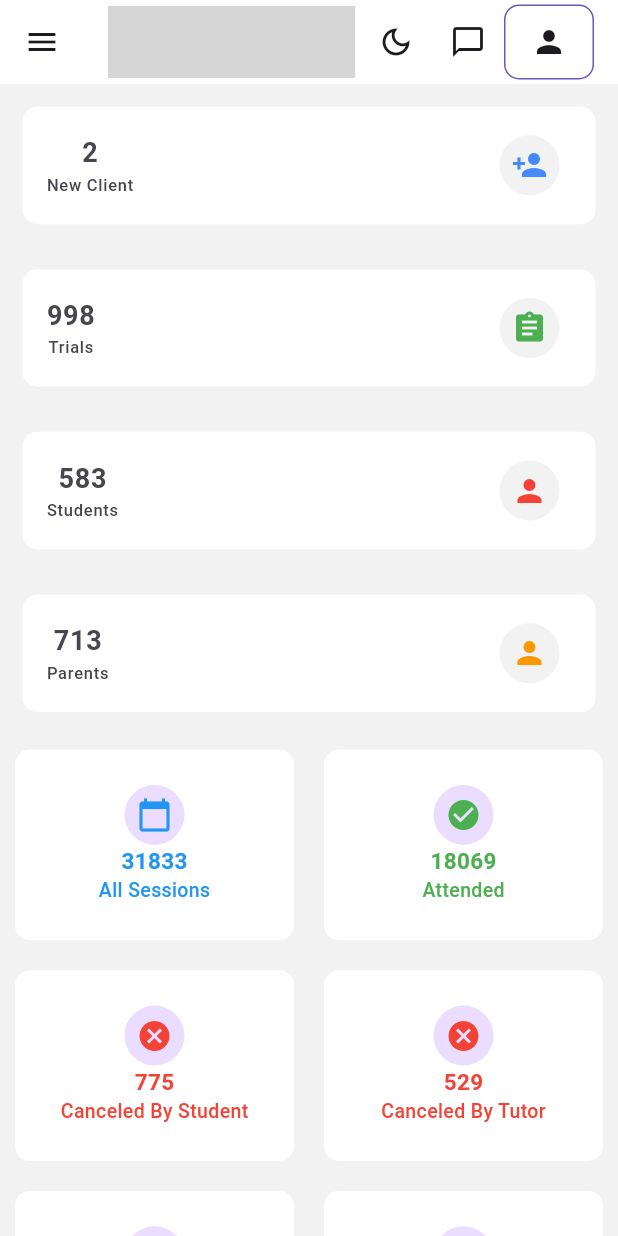
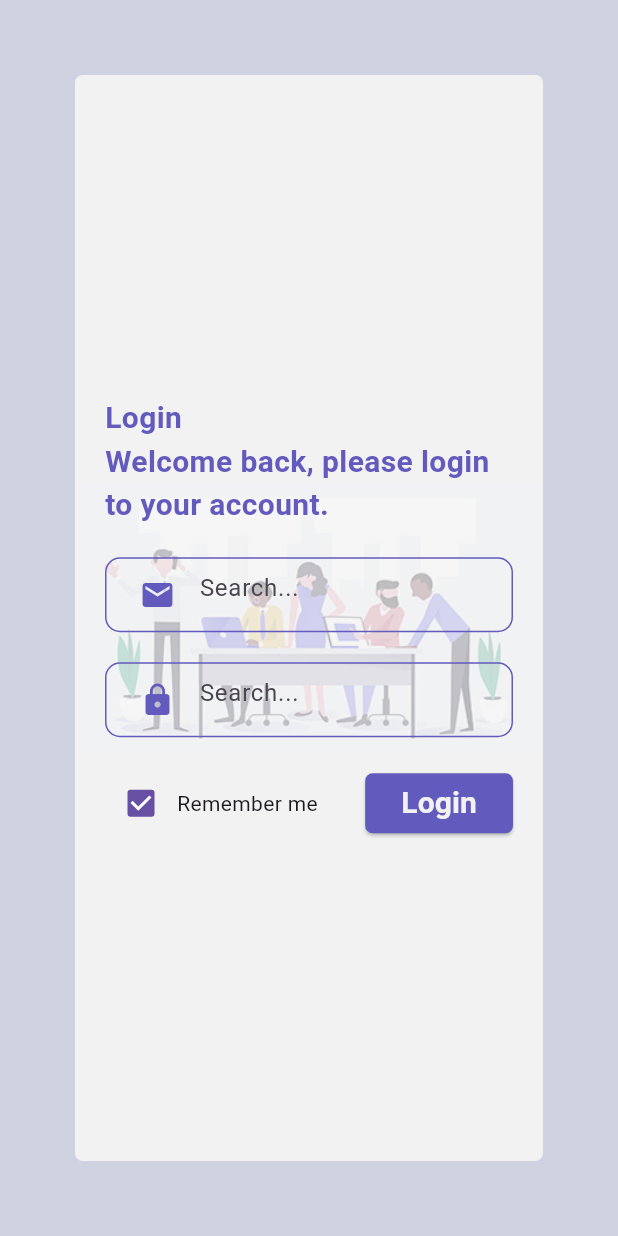
Before and after one commit to 01121922383osama/System-Test-Malky-Hassan-main, a Flutter app: the screen it shows after launch, on a phone screen of 412 x 824 dp. Run offline on Flutter 3.47's test engine with Material 3 defaults, Android fonts, the phone set to English and light mode, and no system bars; our stand-ins replace bloc, equatable, flutter_bloc, flutter_screenutil, syncfusion_flutter_charts; missing offline and left inert: marquee_text; grey boxes are pictures that could not be loaded.

Commit message:
add login page

```diff
--- a/lib/config/routes/router.dart
+++ b/lib/config/routes/router.dart
@@ -1,5 +1,6 @@
 import 'package:flutter/material.dart';
 import 'package:p1/features/App/presentation/pages/app_page.dart';
+import 'package:p1/features/auth/presentation/pages/login_page.dart';
 
 import '../../features/dashboard/presentation/pages/dashboard_page.dart';
 import 'router_name.dart';
@@ -7,6 +8,8 @@ import 'router_name.dart';
 class Routers {
   static Route ongenerateRouter(RouteSettings settings) {
     switch (settings.name) {
+      case AppRouter.loginpage:
+        return MaterialPageRoute(builder: (context) => const LoginPage());
       case AppRouter.appPage:
         return MaterialPageRoute(builder: (context) => const AppPage());
       case AppRouter.dashboard:
--- a/lib/config/routes/router_name.dart
+++ b/lib/config/routes/router_name.dart
@@ -1,5 +1,6 @@
 class AppRouter {
-  static const String appPage = 'app_page';
-  static const String dashboard = 'dashboard_page';
-  static const String sessions = 'sessions_page';
+  static const String loginpage = "login";
+  static const String appPage = 'app';
+  static const String dashboard = 'dashboard';
+  static const String sessions = 'sessions';
 }
--- a/lib/core/constant/app_colors.dart
+++ b/lib/core/constant/app_colors.dart
@@ -1,10 +1,11 @@
 import 'package:flutter/material.dart';
 
 class AppColors {
-  static const Color white = Color(0xffff2f2f2);
+  static const Color white = Color(0xfff2f2f2);
   static const Color dark = Color(0xff25232A);
   static const Color black = Color.fromARGB(255, 0, 0, 0);
   static const Color blue = Color(0xff355EE5);
   static const Color darkblue = Color(0xff625ABD);
   static const Color lightYellow = Color(0xffFFE194);
+  static const Color lightPurple = Color(0xffCFD2E1);
 }
--- a/lib/core/extension/extension.dart
+++ b/lib/core/extension/extension.dart
@@ -10,3 +10,12 @@ extension ScreenUTILS on BuildContext {
   bool get isDesktop => MediaQuery.of(this).size.width > 1024;
   bool get isWebBrowser => MediaQuery.of(this).size.width > 2048;
 }
+
+extension Navigation on BuildContext {
+  void pushNameRemoveUntil({required String routeName}) {
+    Navigator.of(this).pushNamedAndRemoveUntil(
+      routeName,
+      (route) => false,
+    );
+  }
+}
--- a/lib/core/widgets/custom_text_field_widget.dart
+++ b/lib/core/widgets/custom_text_field_widget.dart
@@ -1,14 +1,19 @@
 import 'package:flutter/material.dart';
 
 class CustomTextFieldWidget extends StatelessWidget {
-  const CustomTextFieldWidget({super.key});
+  final Widget? prefixIcon;
+  const CustomTextFieldWidget({super.key, this.prefixIcon});
 
   @override
   Widget build(BuildContext context) {
-    return const TextField(
+    return TextField(
+      onTapOutside: (event) {
+        FocusManager.instance.primaryFocus?.unfocus();
+      },
       decoration: InputDecoration(
         hintText: 'Search...',
         border: InputBorder.none,
+        prefixIcon: prefixIcon,
       ),
     );
   }
--- /dev/null
+++ b/lib/features/auth/presentation/cubit/auth_cubit.dart
@@ -0,0 +1,8 @@
+import 'package:bloc/bloc.dart';
+import 'package:equatable/equatable.dart';
+
+part 'auth_state.dart';
+
+class AuthCubit extends Cubit<AuthState> {
+  AuthCubit() : super(AuthInitial());
+}
--- /dev/null
+++ b/lib/features/auth/presentation/cubit/auth_state.dart
@@ -0,0 +1,10 @@
+part of 'auth_cubit.dart';
+
+abstract class AuthState extends Equatable {
+  const AuthState();
+
+  @override
+  List<Object> get props => [];
+}
+
+class AuthInitial extends AuthState {}
--- /dev/null
+++ b/lib/features/auth/presentation/pages/login_page.dart
@@ -0,0 +1,15 @@
+import 'package:flutter/material.dart';
+import 'package:p1/core/constant/app_colors.dart';
+import 'package:p1/features/auth/presentation/widgets/body_login_page.dart';
+
+class LoginPage extends StatelessWidget {
+  const LoginPage({super.key});
+
+  @override
+  Widget build(BuildContext context) {
+    return const Scaffold(
+      backgroundColor: AppColors.lightPurple,
+      body: BodyLoginPage(),
+    );
+  }
+}
--- /dev/null
+++ b/lib/features/auth/presentation/widgets/body_login_page.dart
@@ -0,0 +1,39 @@
+import 'package:flutter/material.dart';
+import 'package:p1/core/constant/app_colors.dart';
+import 'package:p1/core/extension/extension.dart';
+import 'package:p1/features/auth/presentation/widgets/build_login_widget.dart';
+
+class BodyLoginPage extends StatelessWidget {
+  const BodyLoginPage({super.key});
+
+  @override
+  Widget build(BuildContext context) {
+    return Container(
+      alignment: Alignment.center,
+      decoration: BoxDecoration(
+        color: AppColors.white,
+        borderRadius: BorderRadius.circular(5),
+        image: const DecorationImage(
+          image: AssetImage('assets/login.png'),
+          opacity: 0.3,
+          fit: BoxFit.contain,
+        ),
+      ),
+      padding: const EdgeInsets.all(20),
+      margin: EdgeInsets.all(_culcolateMargin(context)),
+      child: const BuildLoginWidget(),
+    );
+  }
+}
+
+double _culcolateMargin(BuildContext context) {
+  if (!context.isMobile) {
+    return 50;
+  } else if (!context.isTablet) {
+    return 100;
+  } else if (context.isDesktop) {
+    return 200;
+  } else {
+    return 150;
+  }
+}
--- /dev/null
+++ b/lib/features/auth/presentation/widgets/build_login_widget.dart
@@ -0,0 +1,95 @@
+import 'package:flutter/material.dart';
+import 'package:p1/config/routes/router_name.dart';
+import 'package:p1/core/constant/app_colors.dart';
+import 'package:p1/core/extension/extension.dart';
+import 'package:p1/core/styles/styles.dart';
+import 'package:p1/core/widgets/custom_text_field_widget.dart';
+
+class BuildLoginWidget extends StatelessWidget {
+  const BuildLoginWidget({super.key});
+
+  @override
+  Widget build(BuildContext context) {
+    return ListView(
+      shrinkWrap: true,
+      children: [
+        Text(
+          'Login \nWelcome back, please login to your account.',
+          style: textStyle.copyWith(
+            color: AppColors.darkblue,
+            fontWeight: FontWeight.bold,
+          ),
+        ),
+        const SizedBox(height: 20),
+        Container(
+          alignment: Alignment.center,
+          padding: const EdgeInsets.symmetric(horizontal: 10),
+          decoration: BoxDecoration(
+            border: Border.all(
+              color: AppColors.darkblue,
+              width: 1,
+            ),
+            borderRadius: BorderRadius.circular(10),
+          ),
+          child: const CustomTextFieldWidget(
+            prefixIcon: Icon(
+              Icons.email,
+              color: AppColors.darkblue,
+            ),
+          ),
+        ),
+        const SizedBox(height: 20),
+        Container(
+          alignment: Alignment.center,
+          padding: const EdgeInsets.symmetric(horizontal: 10),
+          decoration: BoxDecoration(
+            border: Border.all(
+              color: AppColors.darkblue,
+              width: 1,
+            ),
+            borderRadius: BorderRadius.circular(10),
+          ),
+          child: const CustomTextFieldWidget(
+            prefixIcon: Icon(
+              Icons.lock,
+              color: AppColors.darkblue,
+            ),
+          ),
+        ),
+        const SizedBox(height: 20),
+        Row(
+          mainAxisAlignment: MainAxisAlignment.spaceBetween,
+          children: [
+            Row(
+              children: [
+                Checkbox(
+                  value: true,
+                  onChanged: (value) {},
+                ),
+                const Text('Remember me'),
+              ],
+            ),
+            ElevatedButton(
+              style: ElevatedButton.styleFrom(
+                backgroundColor: AppColors.darkblue,
+                shape: RoundedRectangleBorder(
+                  borderRadius: BorderRadius.circular(5),
+                ),
+              ),
+              onPressed: () {
+                context.pushNameRemoveUntil(routeName: AppRouter.appPage);
+              },
+              child: Text(
+                'Login',
+                style: textStyle.copyWith(
+                  color: AppColors.white,
+                  fontWeight: FontWeight.bold,
+                ),
+              ),
+            ),
+          ],
+        ),
+      ],
+    );
+  }
+}
--- a/lib/main.dart
+++ b/lib/main.dart
@@ -36,7 +36,7 @@ class MyApp extends StatelessWidget {
                 useMaterial3: true,
                 scaffoldBackgroundColor: AppColors.white,
               ),
-              initialRoute: AppRouter.appPage,
+              initialRoute: AppRouter.loginpage,
               onGenerateRoute: Routers.ongenerateRouter,
               onUnknownRoute: Routers.errorRoute,
             );
--- a/pubspec.yaml
+++ b/pubspec.yaml
@@ -63,8 +63,8 @@ flutter:
   uses-material-design: true
 
   # To add assets to your application, add an assets section, like this:
-  # assets:
-  #   - images/a_dot_burr.jpeg
+  assets:
+    - assets/
   #   - images/a_dot_ham.jpeg
 
   # An image asset can refer to one or more resolution-specific "variants", see
```
Also changed, not shown: assets/login.png (added).
